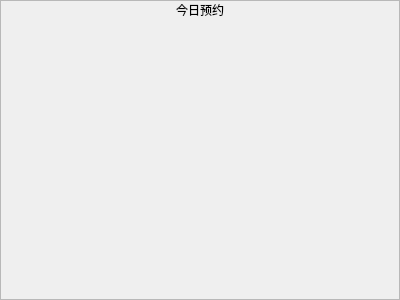
Old version of the form code/doctor/patientcardspage.ui in the repository laonuo2004/cpp-qt-medical-system.
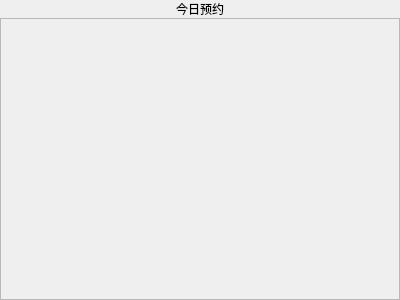
New version of the form.

```diff
--- a/code/doctor/patientcardspage.ui
+++ b/code/doctor/patientcardspage.ui
@@ -29,6 +29,16 @@
    <property name="bottomMargin">
     <number>0</number>
    </property>
+   <item>
+    <widget class="QLabel" name="fullHeaderLabel">
+     <property name="text">
+      <string>今日预约</string>
+     </property>
+     <property name="alignment">
+      <set>Qt::AlignCenter</set>
+     </property>
+    </widget>
+   </item>
    <item>
     <widget class="QScrollArea" name="scrollArea">
      <property name="widgetResizable">
@@ -40,7 +50,7 @@
         <x>0</x>
         <y>0</y>
         <width>398</width>
-        <height>298</height>
+        <height>283</height>
        </rect>
       </property>
       <layout class="QVBoxLayout" name="verticalLayout_2">
@@ -51,7 +61,7 @@
         <number>20</number>
        </property>
        <property name="topMargin">
-        <number>0</number>
+        <number>20</number>
        </property>
        <property name="rightMargin">
         <number>20</number>
@@ -59,16 +69,6 @@
        <property name="bottomMargin">
         <number>20</number>
        </property>
-       <item>
-        <widget class="QLabel" name="HeaderLabel">
-         <property name="text">
-          <string>今日预约</string>
-         </property>
-         <property name="alignment">
-          <set>Qt::AlignCenter</set>
-         </property>
-        </widget>
-       </item>
        <item>
         <layout class="QGridLayout" name="PatientCards">
          <property name="sizeConstraint">
```
